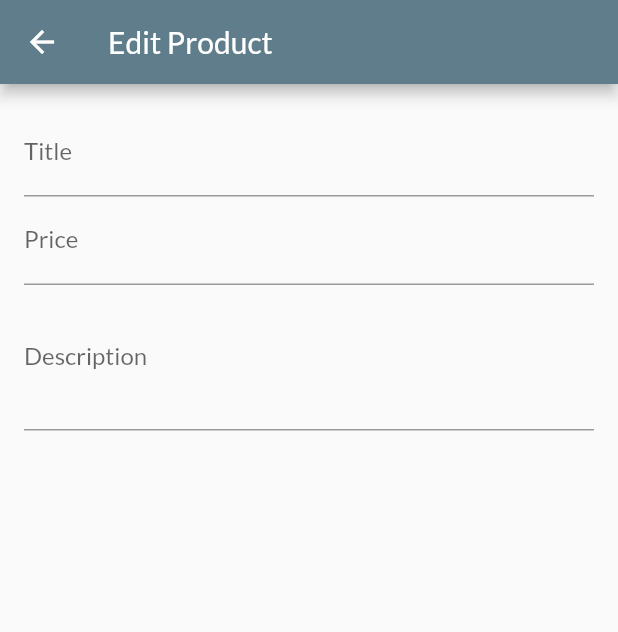
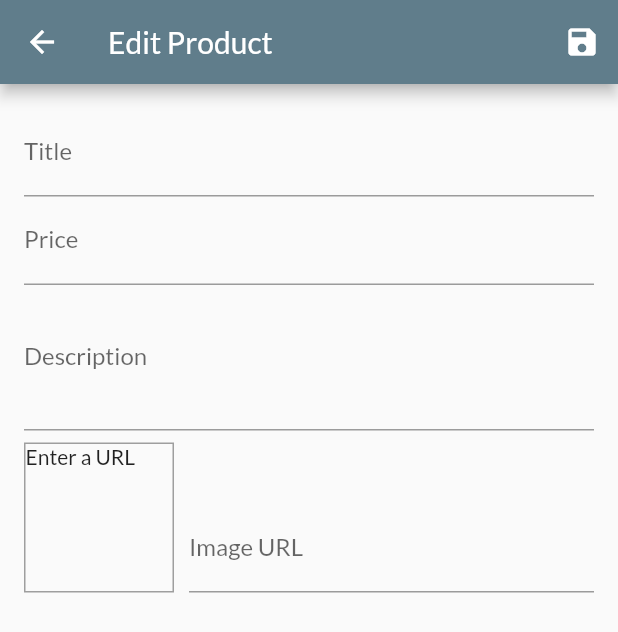
Before and after one commit to alvinmatthew12/shop_app, a Flutter app: the EditProductScreen screen opened by its route, on a phone screen of 412 x 824 dp. Shown: the top 632 px of the screen. Run offline on Flutter 3.47's test engine with Material 2 defaults, Android fonts, the phone set to English and light mode, and no system bars; network calls fail.

Commit message:
Adding image preview and submitting form

```diff
--- a/lib/screens/edit_product_screen.dart
+++ b/lib/screens/edit_product_screen.dart
@@ -1,4 +1,6 @@
 import 'package:flutter/material.dart';
+
+import '../providers/product.dart';
 
 class EditProductScreen extends StatefulWidget {
   static const routeName = '/edit-product';
@@ -10,12 +12,39 @@ class EditProductScreen extends StatefulWidget {
 class _EditProductScreenState extends State<EditProductScreen> {
   final _priceFocusNode = FocusNode();
   final _descriptionFocusNode = FocusNode();
+  final _imageUrlFocusNode = FocusNode();
+  final _imageUrlController = TextEditingController();
+  final _form = GlobalKey<FormState>();
+  var _editedProduct = Product(id: null, title: '', price: 0, description: '', imageUrl: '');
+
+  @override
+  void initState() {
+    _imageUrlFocusNode.addListener(_updateImageUrl);
+    super.initState();
+  }
 
   @override
   void dispose() {
+    _imageUrlFocusNode.removeListener(_updateImageUrl);
     _priceFocusNode.dispose();
     _descriptionFocusNode.dispose();
+    _imageUrlFocusNode.dispose();
+    _imageUrlController.dispose();
     super.dispose();
+  }
+
+  void _updateImageUrl() {
+    if (!_imageUrlFocusNode.hasFocus) {
+      setState(() {});
+    }
+  }
+
+  void _submitForm() {
+    _form.currentState.save();
+    print(_editedProduct.title);
+    print(_editedProduct.description);
+    print(_editedProduct.price);
+    print(_editedProduct.imageUrl);
   }
 
   @override
@@ -23,10 +52,17 @@ class _EditProductScreenState extends State<EditProductScreen> {
     return Scaffold(
       appBar: AppBar(
         title: Text('Edit Product'),
+        actions: <Widget>[
+          IconButton(
+            icon: Icon(Icons.save),
+            onPressed: _submitForm,
+          )
+        ],
       ),
       body: Padding(
         padding: const EdgeInsets.all(16.0),
         child: Form(
+          key: _form,
           child: ListView(
             children: <Widget>[
               TextFormField(
@@ -34,6 +70,15 @@ class _EditProductScreenState extends State<EditProductScreen> {
                 textInputAction: TextInputAction.next,
                 onFieldSubmitted: (_) {
                   FocusScope.of(context).requestFocus(_priceFocusNode);
+                },
+                onSaved: (value) {
+                  _editedProduct = Product(
+                    id: null,
+                    title: value,
+                    description: _editedProduct.description,
+                    price: _editedProduct.price,
+                    imageUrl: _editedProduct.imageUrl,
+                  );
                 },
               ),
               TextFormField(
@@ -44,12 +89,67 @@ class _EditProductScreenState extends State<EditProductScreen> {
                 onFieldSubmitted: (_) {
                   FocusScope.of(context).requestFocus(_descriptionFocusNode);
                 },
+                onSaved: (value) {
+                  _editedProduct = Product(
+                    id: null,
+                    title: _editedProduct.title,
+                    description: _editedProduct.description,
+                    price: double.parse(value),
+                    imageUrl: _editedProduct.imageUrl,
+                  );
+                },
               ),
               TextFormField(
                 decoration: InputDecoration(labelText: 'Description'),
                 maxLines: 3,
                 keyboardType: TextInputType.multiline,
                 focusNode: _descriptionFocusNode,
+                onSaved: (value) {
+                  _editedProduct = Product(
+                    id: null,
+                    title: _editedProduct.title,
+                    description: value,
+                    price: _editedProduct.price,
+                    imageUrl: _editedProduct.imageUrl,
+                  );
+                },
+              ),
+              Row(
+                crossAxisAlignment: CrossAxisAlignment.end,
+                children: <Widget>[
+                  Container(
+                    width: 100,
+                    height: 100,
+                    margin: EdgeInsets.only(top: 8, right: 10),
+                    decoration: BoxDecoration(border: Border.all(width: 1, color: Colors.grey)),
+                    child: _imageUrlController.text.isEmpty
+                        ? Text('Enter a URL')
+                        : FittedBox(
+                            child: Image.network(_imageUrlController.text, fit: BoxFit.cover),
+                          ),
+                  ),
+                  Expanded(
+                    child: TextFormField(
+                      decoration: InputDecoration(labelText: 'Image URL'),
+                      keyboardType: TextInputType.url,
+                      textInputAction: TextInputAction.done,
+                      controller: _imageUrlController,
+                      focusNode: _imageUrlFocusNode,
+                      onFieldSubmitted: (_) {
+                        _submitForm();
+                      },
+                      onSaved: (value) {
+                        _editedProduct = Product(
+                          id: null,
+                          title: _editedProduct.title,
+                          description: _editedProduct.description,
+                          price: _editedProduct.price,
+                          imageUrl: value,
+                        );
+                      },
+                    ),
+                  ),
+                ],
               ),
             ],
           ),
```
